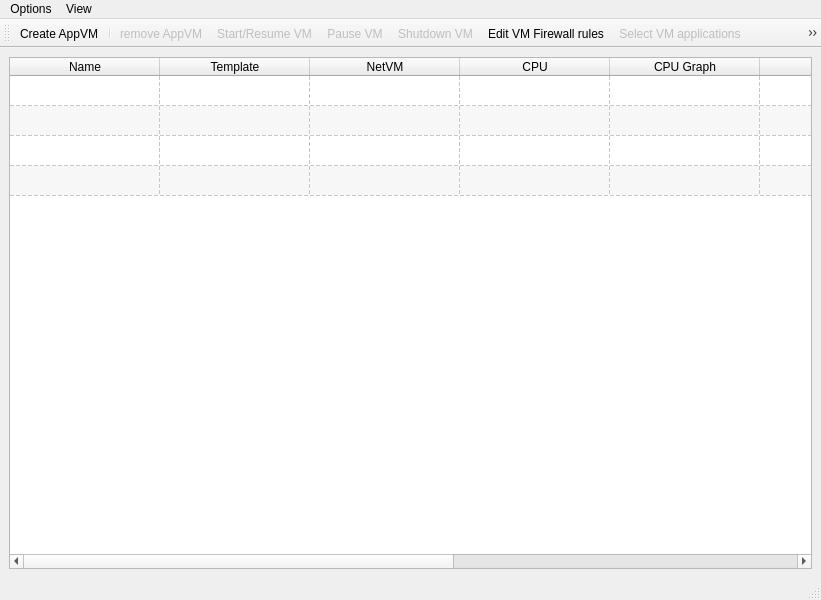
The window that mainwindow.ui (QubesOS/qubes-manager) describes before a commit, drawn with Qt 5.
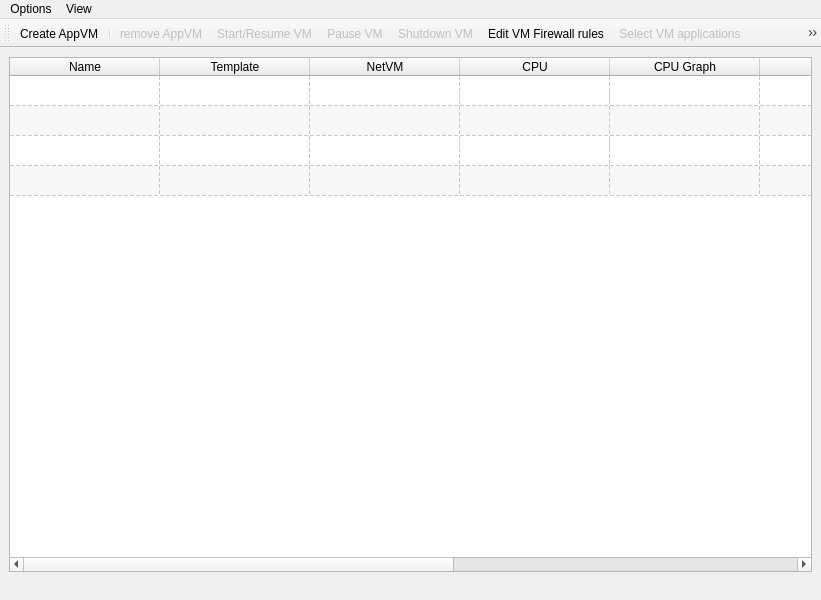
The same window after the commit. Icons and pictures are not drawn.

Commit message: Main window size-improved. Table rows shorter, main window fit to contents, resizes by row height.

```diff
--- a/mainwindow.ui
+++ b/mainwindow.ui
@@ -24,9 +24,9 @@
     <bool>true</bool>
    </property>
    <property name="sizePolicy">
-    <sizepolicy hsizetype="Expanding" vsizetype="Expanding">
-     <horstretch>1</horstretch>
-     <verstretch>1</verstretch>
+    <sizepolicy hsizetype="Maximum" vsizetype="Maximum">
+     <horstretch>0</horstretch>
+     <verstretch>0</verstretch>
     </sizepolicy>
    </property>
    <property name="acceptDrops">
@@ -38,14 +38,11 @@
    <property name="locale">
     <locale language="English" country="UnitedStates"/>
    </property>
-   <layout class="QVBoxLayout" name="verticalLayout">
-    <property name="spacing">
-     <number>0</number>
-    </property>
-    <item>
+   <layout class="QGridLayout" name="gridLayout">
+    <item row="0" column="0">
      <widget class="QTableWidget" name="table">
       <property name="sizePolicy">
-       <sizepolicy hsizetype="MinimumExpanding" vsizetype="MinimumExpanding">
+       <sizepolicy hsizetype="Minimum" vsizetype="Minimum">
         <horstretch>0</horstretch>
         <verstretch>0</verstretch>
        </sizepolicy>
@@ -68,6 +65,9 @@
         <height>50</height>
        </size>
       </property>
+      <property name="lineWidth">
+       <number>0</number>
+      </property>
       <property name="alternatingRowColors">
        <bool>true</bool>
       </property>
@@ -213,7 +213,17 @@
    <addaction name="menuOptions"/>
    <addaction name="menuView"/>
   </widget>
-  <widget class="QStatusBar" name="statusbar"/>
+  <widget class="QStatusBar" name="statusbar">
+   <property name="sizePolicy">
+    <sizepolicy hsizetype="Preferred" vsizetype="Fixed">
+     <horstretch>0</horstretch>
+     <verstretch>0</verstretch>
+    </sizepolicy>
+   </property>
+   <property name="sizeGripEnabled">
+    <bool>false</bool>
+   </property>
+  </widget>
   <widget class="QToolBar" name="toolBar">
    <property name="windowTitle">
     <string>toolBar</string>
```
Left out of the diff: 4 changed lines with no effect on the pictures. The commit also changes 1 other file.
